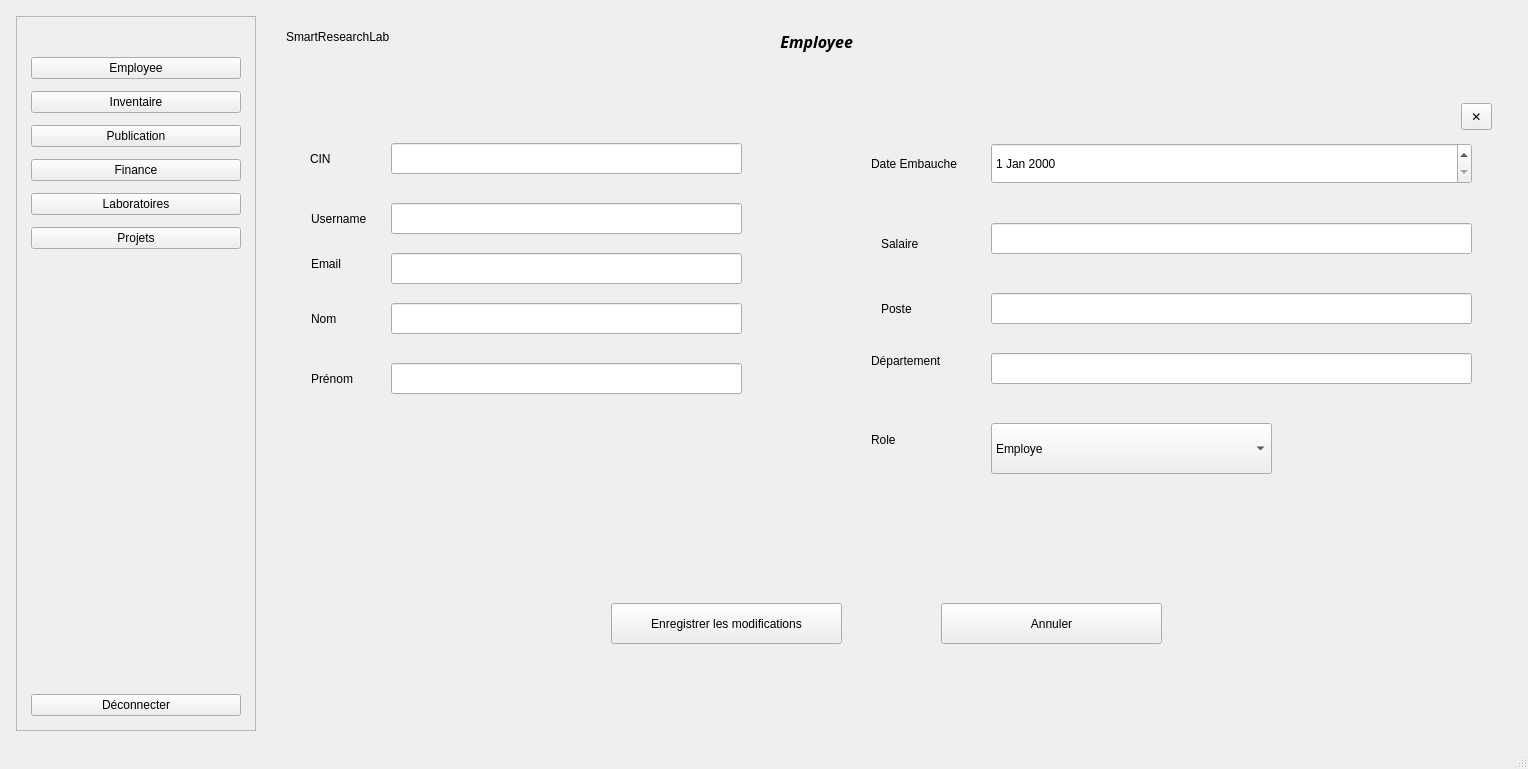
The window that mainwindow.ui (Esprit-UP-Algo/projetcpp2526-s2-2a12-smart-research-publication-management) describes before a commit, drawn with Qt 5.
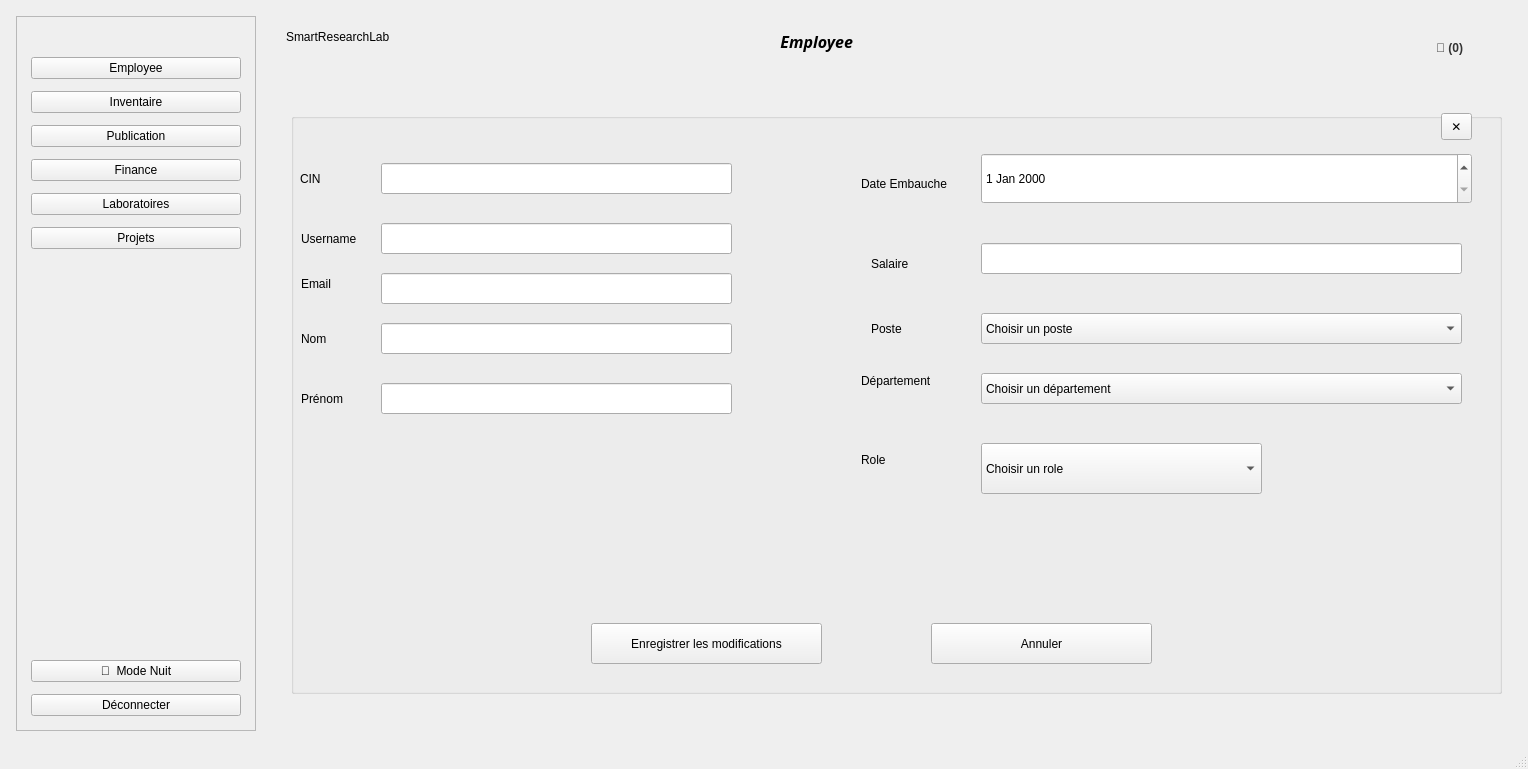
The same window after the commit. The open tabs and pages were chosen to show the change.

Commit message: fix contrainte montant et fix style de l'app

Diff of the .ui file:
```diff
--- a/mainwindow.ui
+++ b/mainwindow.ui
@@ -137,6 +137,16 @@
          </property>
         </spacer>
        </item>
+       <item>
+        <widget class="QPushButton" name="btnThemeToggle">
+         <property name="toolTip">
+          <string>Passer en thème sombre</string>
+         </property>
+         <property name="text">
+          <string>🌙  Mode Nuit</string>
+         </property>
+        </widget>
+       </item>
        <item>
         <widget class="QPushButton" name="btnDeconnecter">
          <property name="text">
@@ -224,6 +234,22 @@
           <set>Qt::AlignmentFlag::AlignRight|Qt::AlignmentFlag::AlignTrailing|Qt::AlignmentFlag::AlignVCenter</set>
          </property>
         </widget>
+        <widget class="QPushButton" name="btnNotif">
+         <property name="geometry">
+          <rect>
+           <x>1140</x>
+           <y>20</y>
+           <width>75</width>
+           <height>24</height>
+          </rect>
+         </property>
+         <property name="styleSheet">
+          <string notr="true">border: none; font-weight: bold; color: #333;</string>
+         </property>
+         <property name="text">
+          <string>🔔 (0)</string>
+         </property>
+        </widget>
        </widget>
       </item>
       <item>
@@ -734,344 +760,431 @@
              </widget>
             </widget>
             <widget class="QWidget" name="page_Edit_Emp">
-             <widget class="QLineEdit" name="linePrenomEmp">
+             <widget class="QGroupBox" name="groupBox_6">
               <property name="geometry">
                <rect>
-                <x>110</x>
-                <y>270</y>
-                <width>351</width>
-                <height>31</height>
+                <x>10</x>
+                <y>20</y>
+                <width>1211</width>
+                <height>581</height>
                </rect>
               </property>
-              <property name="readOnly">
-               <bool>false</bool>
+              <property name="title">
+               <string/>
               </property>
-             </widget>
-             <widget class="QLineEdit" name="lineEmailEmp">
-              <property name="geometry">
-               <rect>
-                <x>110</x>
-                <y>160</y>
-                <width>351</width>
-                <height>31</height>
-               </rect>
-              </property>
-              <property name="readOnly">
-               <bool>false</bool>
-              </property>
-             </widget>
-             <widget class="QDateEdit" name="dateEmbaucheEmp">
-              <property name="geometry">
-               <rect>
-                <x>710</x>
-                <y>50</y>
-                <width>481</width>
-                <height>41</height>
-               </rect>
-              </property>
-              <property name="readOnly">
-               <bool>false</bool>
-              </property>
-             </widget>
-             <widget class="QLabel" name="labelUsernameEdit_3">
-              <property name="geometry">
-               <rect>
-                <x>30</x>
-                <y>110</y>
-                <width>71</width>
-                <height>31</height>
-               </rect>
-              </property>
-              <property name="text">
-               <string>Username</string>
-              </property>
-             </widget>
-             <widget class="QLineEdit" name="linePostemp">
-              <property name="geometry">
-               <rect>
-                <x>710</x>
-                <y>200</y>
-                <width>481</width>
-                <height>31</height>
-               </rect>
-              </property>
-              <property name="readOnly">
-               <bool>false</bool>
-              </property>
-             </widget>
-             <widget class="QLabel" name="labelSalaireEdit_3">
-              <property name="geometry">
-               <rect>
-                <x>600</x>
-                <y>140</y>
-                <width>61</width>
-                <height>21</height>
-               </rect>
-              </property>
-              <property name="text">
-               <string>Salaire</string>
-              </property>
-             </widget>
-             <widget class="QLineEdit" name="lineCIN_emp">
-              <property name="geometry">
-               <rect>
-                <x>110</x>
-                <y>50</y>
-                <width>351</width>
-                <height>31</height>
-               </rect>
-              </property>
-              <property name="readOnly">
-               <bool>true</bool>
-              </property>
-             </widget>
-             <widget class="QLabel" name="labelCINEdit_3">
-              <property name="geometry">
-               <rect>
-                <x>29</x>
-                <y>55</y>
-                <width>41</width>
-                <height>21</height>
-               </rect>
-              </property>
-              <property name="text">
-               <string>CIN</string>
-              </property>
-             </widget>
-             <widget class="QLabel" name="labelPrenomEdit_3">
-              <property name="geometry">
-               <rect>
-                <x>30</x>
-                <y>270</y>
-                <width>61</width>
-                <height>31</height>
-               </rect>
-              </property>
-              <property name="text">
-               <string>Prénom</string>
-              </property>
-             </widget>
-             <widget class="QLineEdit" name="lineNomEmp">
-              <property name="geometry">
-               <rect>
-                <x>110</x>
-                <y>210</y>
-                <width>351</width>
-                <height>31</height>
-               </rect>
-              </property>
-              <property name="readOnly">
-               <bool>false</bool>
-              </property>
-             </widget>
-             <widget class="QLineEdit" name="lineDepartementEmp">
-              <property name="geometry">
-               <rect>
-                <x>710</x>
-                <y>260</y>
-                <width>481</width>
-                <height>31</height>
-               </rect>
-              </property>
-              <property name="readOnly">
-               <bool>false</bool>
-              </property>
-             </widget>
-             <widget class="QLabel" name="labelDateEmbaucheEdit_3">
-              <property name="geometry">
-               <rect>
-                <x>590</x>
-                <y>60</y>
-                <width>111</width>
-                <height>21</height>
-               </rect>
-              </property>
-              <property name="text">
-               <string>Date Embauche</string>
-              </property>
-             </widget>
-             <widget class="QLabel" name="labelNomEdit_3">
-              <property name="geometry">
-               <rect>
-                <x>30</x>
-                <y>210</y>
-                <width>61</width>
-                <height>31</height>
-               </rect>
-              </property>
-              <property name="text">
-               <string>Nom</string>
-              </property>
-             </widget>
-             <widget class="QLineEdit" name="lineUsernameEmp">
-              <property name="geometry">
-               <rect>
-                <x>110</x>
-                <y>110</y>
-                <width>351</width>
-                <height>31</height>
-               </rect>
-              </property>
-              <property name="readOnly">
-               <bool>false</bool>
-              </property>
-             </widget>
-             <widget class="QLabel" name="labelPosteEdit_3">
-              <property name="geometry">
-               <rect>
-                <x>600</x>
-                <y>200</y>
-                <width>51</width>
-                <height>31</height>
-               </rect>
-              </property>
-              <property name="text">
-               <string>Poste</string>
-              </property>
-             </widget>
-             <widget class="QLineEdit" name="lineSalaireEmp">
-              <property name="geometry">
-               <rect>
-                <x>710</x>
-                <y>130</y>
-                <width>481</width>
-                <height>31</height>
-               </rect>
-              </property>
-              <property name="readOnly">
-               <bool>false</bool>
-              </property>
-             </widget>
-             <widget class="QLabel" name="labelDepartementEdit_3">
-              <property name="geometry">
-               <rect>
-                <x>590</x>
-                <y>260</y>
-                <width>69</width>
-                <height>16</height>
-               </rect>
-              </property>
-              <property name="text">
-               <string>Département</string>
-              </property>
-             </widget>
-             <widget class="QLabel" name="labelEmailEdit_3">
-              <property name="geometry">
-               <rect>
-                <x>30</x>
-                <y>160</y>
-                <width>61</width>
-                <height>21</height>
-               </rect>
-              </property>
-              <property name="text">
-               <string>Email</string>
-              </property>
-             </widget>
-             <widget class="QPushButton" name="btnSaveEditEmployee">
-              <property name="geometry">
-               <rect>
-                <x>330</x>
-                <y>510</y>
-                <width>231</width>
-                <height>41</height>
-               </rect>
-              </property>
-              <property name="text">
-               <string>Enregistrer les modifications</string>
-              </property>
-             </widget>
-             <widget class="QPushButton" name="btnCancelEditEmp">
-              <property name="geometry">
-               <rect>
-                <x>660</x>
-                <y>510</y>
-                <width>221</width>
-                <height>41</height>
-               </rect>
-              </property>
-              <property name="text">
-               <string>Annuler</string>
-              </property>
-             </widget>
-             <widget class="QToolButton" name="BtnPopupCancelLabs_10">
-              <property name="geometry">
-               <rect>
-                <x>1180</x>
-                <y>10</y>
-                <width>31</width>
-                <height>27</height>
-               </rect>
-              </property>
-              <property name="toolTip">
-               <string>Fermer</string>
-              </property>
-              <property name="text">
-               <string>✕</string>
-              </property>
-             </widget>
-             <widget class="QLabel" name="label_13">
-              <property name="geometry">
-               <rect>
-                <x>590</x>
-                <y>330</y>
-                <width>100</width>
-                <height>34</height>
-               </rect>
-              </property>
-              <property name="text">
-               <string>Role</string>
-              </property>
-             </widget>
-             <widget class="QComboBox" name="comboRoleAdd_2">
-              <property name="geometry">
-               <rect>
-                <x>710</x>
-                <y>330</y>
-                <width>281</width>
-                <height>51</height>
-               </rect>
-              </property>
-              <item>
+              <widget class="QDateEdit" name="dateEmbaucheEmp">
+               <property name="geometry">
+                <rect>
+                 <x>690</x>
+                 <y>40</y>
+                 <width>491</width>
+                 <height>51</height>
+                </rect>
+               </property>
+               <property name="readOnly">
+                <bool>false</bool>
+               </property>
+              </widget>
+              <widget class="QLineEdit" name="lineEmailEmp">
+               <property name="geometry">
+                <rect>
+                 <x>90</x>
+                 <y>160</y>
+                 <width>351</width>
+                 <height>31</height>
+                </rect>
+               </property>
+               <property name="readOnly">
+                <bool>false</bool>
+               </property>
+              </widget>
+              <widget class="QComboBox" name="comboRoleAdd_2">
+               <property name="geometry">
+                <rect>
+                 <x>690</x>
+                 <y>330</y>
+                 <width>281</width>
+                 <height>51</height>
+                </rect>
+               </property>
+               <item>
+                <property name="text">
+                 <string>Choisir un role</string>
+                </property>
+               </item>
+               <item>
+                <property name="text">
+                 <string>RH</string>
+                </property>
+               </item>
+               <item>
+                <property name="text">
+                 <string>Responsable_financier</string>
+                </property>
+               </item>
+               <item>
+                <property name="text">
+                 <string>Responsable_de_stock</string>
+                </property>
+               </item>
+               <item>
+                <property name="text">
+                 <string>Chercheur</string>
+                </property>
+               </item>
+               <item>
+                <property name="text">
+                 <string>Directeur_de_projet</string>
+                </property>
+               </item>
+               <item>
+                <property name="text">
+                 <string>Responsable_Labos</string>
+                </property>
+               </item>
+               <item>
+                <property name="text">
+                 <string>Admin</string>
+                </property>
+               </item>
+              </widget>
+              <widget class="QPushButton" name="btnCancelEditEmp">
+               <property name="geometry">
+                <rect>
+                 <x>640</x>
+                 <y>510</y>
+                 <width>221</width>
+                 <height>41</height>
+                </rect>
+               </property>
                <property name="text">
-                <string>Employe</string>
+                <string>Annuler</string>
                </property>
-              </item>
-              <item>
+              </widget>
+              <widget class="QLabel" name="labelPosteEdit_3">
+               <property name="geometry">
+                <rect>
+                 <x>580</x>
+                 <y>200</y>
+                 <width>51</width>
+                 <height>31</height>
+                </rect>
+               </property>
                <property name="text">
-                <string>RH</string>
+                <string>Poste</string>
                </property>
-              </item>
-              <item>
+              </widget>
+              <widget class="QLineEdit" name="lineUsernameEmp">
+               <property name="geometry">
+                <rect>
+                 <x>90</x>
+                 <y>110</y>
+                 <width>351</width>
+                 <height>31</height>
+                </rect>
+               </property>
+               <property name="readOnly">
+                <bool>false</bool>
+               </property>
+              </widget>
+              <widget class="QLabel" name="labelCINEdit_3">
+               <property name="geometry">
+                <rect>
+                 <x>9</x>
+                 <y>55</y>
+                 <width>41</width>
+                 <height>21</height>
+                </rect>
+               </property>
                <property name="text">
-                <string>Responsable_financier</string>
+                <string>CIN</string>
                </property>
-              </item>
-              <item>
+              </widget>
+              <widget class="QLabel" name="labelNomEdit_3">
+               <property name="geometry">
+                <rect>
+                 <x>10</x>
+                 <y>210</y>
+                 <width>61</width>
+                 <height>31</height>
+                </rect>
+               </property>
                <property name="text">
-                <string>Responsable_de_stock</string>
+                <string>Nom</string>
                </property>
-              </item>
-              <item>
+              </widget>
+              <widget class="QLabel" name="labelUsernameEdit_3">
+               <property name="geometry">
+                <rect>
+                 <x>10</x>
+                 <y>110</y>
+                 <width>71</width>
+                 <height>31</height>
+                </rect>
+               </property>
                <property name="text">
-                <string>Chercheur</string>
+                <string>Username</string>
                </property>
-              </item>
-              <item>
+              </widget>
+              <widget class="QLineEdit" name="lineSalaireEmp">
+               <property name="geometry">
+                <rect>
+                 <x>690</x>
+                 <y>130</y>
+                 <width>481</width>
+                 <height>31</height>
+                </rect>
+               </property>
+               <property name="readOnly">
+                <bool>false</bool>
+               </property>
+              </widget>
+              <widget class="QLineEdit" name="lineNomEmp">
+               <property name="geometry">
+                <rect>
+                 <x>90</x>
+                 <y>210</y>
+                 <width>351</width>
+                 <height>31</height>
+                </rect>
+               </property>
+               <property name="readOnly">
+                <bool>false</bool>
+               </property>
+              </widget>
+              <widget class="QPushButton" name="btnSaveEditEmployee">
+               <property name="geometry">
+                <rect>
+                 <x>300</x>
+                 <y>510</y>
+                 <width>231</width>
+                 <height>41</height>
+                </rect>
+               </property>
                <property name="text">
-                <string>Directeur_de_projet</string>
+                <string>Enregistrer les modifications</string>
                </property>
-              </item>
-              <item>
+              </widget>
+              <widget class="QComboBox" name="comboPosteEmp">
+               <property name="geometry">
+                <rect>
+                 <x>690</x>
+                 <y>200</y>
+                 <width>481</width>
+                 <height>31</height>
+                </rect>
+               </property>
+               <item>
+                <property name="text">
+                 <string>Choisir un poste</string>
+                </property>
+               </item>
+               <item>
+                <property name="text">
+                 <string>RH</string>
+                </property>
+               </item>
+               <item>
+                <property name="text">
+                 <string>Chercheur</string>
+                </property>
+               </item>
+               <item>
+                <property name="text">
+                 <string>Technicien</string>
+                </property>
+               </item>
+               <item>
+                <property name="text">
+                 <string>Responsable_laboratoire</string>
+                </property>
+               </item>
+               <item>
+                <property name="text">
+                 <string>Directeur_de_projet</string>
+                </property>
+               </item>
+               <item>
+                <property name="text">
+                 <string>Admin</string>
+                </property>
+               </item>
+               <item>
+                <property name="text">
+                 <string>Responsable_financier</string>
+                </property>
+               </item>
+               <item>
+                <property name="text">
+                 <string>Responsable_de_stock</string>
+                </property>
+               </item>
+              </widget>
+              <widget class="QLabel" name="labelEmailEdit_3">
+               <property name="geometry">
+                <rect>
+                 <x>10</x>
+                 <y>160</y>
+                 <width>61</width>
+                 <height>21</height>
+                </rect>
+               </property>
                <property name="text">
-                <string>Responsable_Labos</string>
+                <string>Email</string>
                </property>
-              </item>
-              <item>
+              </widget>
+              <widget class="QLabel" name="label_13">
+               <property name="geometry">
+                <rect>
+                 <x>570</x>
+                 <y>330</y>
+                 <width>100</width>
+                 <height>34</height>
+                </rect>
+               </property>
                <property name="text">
-                <string>Admin</string>
+                <string>Role</string>
                </property>
-              </item>
+              </widget>
+              <widget class="QLabel" name="labelDateEmbaucheEdit_3">
+               <property name="geometry">
+                <rect>
+                 <x>570</x>
+                 <y>60</y>
+                 <width>111</width>
+                 <height>21</height>
+                </rect>
+               </property>
+               <property name="text">
+                <string>Date Embauche</string>
+               </property>
+              </widget>
+              <widget class="QLineEdit" name="lineCIN_emp">
+               <property name="geometry">
+                <rect>
+                 <x>90</x>
+                 <y>50</y>
+                 <width>351</width>
+                 <height>31</height>
+                </rect>
+               </property>
+               <property name="readOnly">
+                <bool>true</bool>
+               </property>
+              </widget>
+              <widget class="QToolButton" name="BtnPopupCancelLabs_10">
+               <property name="geometry">
+                <rect>
+                 <x>1150</x>
+                 <y>0</y>
+                 <width>31</width>
+                 <height>27</height>
+                </rect>
+               </property>
+               <property name="toolTip">
+                <string>Fermer</string>
+               </property>
+               <property name="text">
+                <string>✕</string>
+               </property>
+              </widget>
+              <widget class="QLabel" name="labelDepartementEdit_3">
+               <property name="geometry">
+                <rect>
+                 <x>570</x>
+                 <y>260</y>
+                 <width>69</width>
+                 <height>16</height>
+                </rect>
+               </property>
+               <property name="text">
+                <string>Département</string>
+               </property>
+              </widget>
+              <widget class="QComboBox" name="comboDepartementEmp">
+               <property name="geometry">
+                <rect>
+                 <x>690</x>
+                 <y>260</y>
+                 <width>481</width>
+                 <height>31</height>
+                </rect>
+               </property>
+               <item>
+                <property name="text">
+                 <string>Choisir un département</string>
+                </property>
+               </item>
+               <item>
+                <property name="text">
+                 <string>RH</string>
+                </property>
+               </item>
+               <item>
+                <property name="text">
+                 <string>Recherche</string>
+                </property>
+               </item>
+               <item>
+                <property name="text">
+                 <string>Laboratoires</string>
+                </property>
+               </item>
+               <item>
+                <property name="text">
+                 <string>Administration</string>
+                </property>
+               </item>
+               <item>
+                <property name="text">
+                 <string>Finance</string>
+                </property>
+               </item>
+               <item>
+                <property name="text">
+                 <string>Directeur_general</string>
+                </property>
+               </item>
+              </widget>
+              <widget class="QLabel" name="labelSalaireEdit_3">
+               <property name="geometry">
+                <rect>
+                 <x>580</x>
+                 <y>140</y>
+                 <width>61</width>
+                 <height>21</height>
+                </rect>
+               </property>
+               <property name="text">
+                <string>Salaire</string>
+               </property>
+              </widget>
+              <widget class="QLabel" name="labelPrenomEdit_3">
+               <property name="geometry">
+                <rect>
+                 <x>10</x>
+                 <y>270</y>
+                 <width>61</width>
+                 <height>31</height>
+                </rect>
+               </property>
+               <property name="text">
+                <string>Prénom</string>
+               </property>
+              </widget>
+              <widget class="QLineEdit" name="linePrenomEmp">
+               <property name="geometry">
+                <rect>
+                 <x>90</x>
+                 <y>270</y>
+                 <width>351</width>
+                 <height>31</height>
+                </rect>
+               </property>
+               <property name="readOnly">
+                <bool>false</bool>
+               </property>
+              </widget>
              </widget>
             </widget>
             <widget class="QWidget" name="page_Stat">
```
Left out of the diff: 1603 changed lines with no effect on the pictures. The commit also changes 30 other files.
